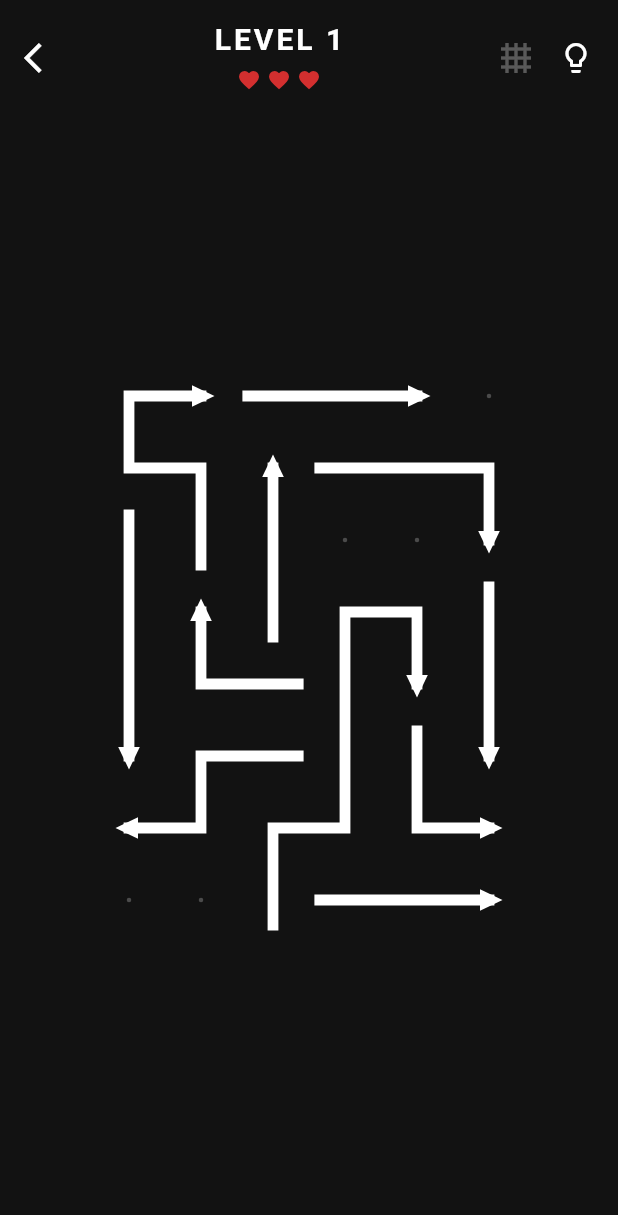
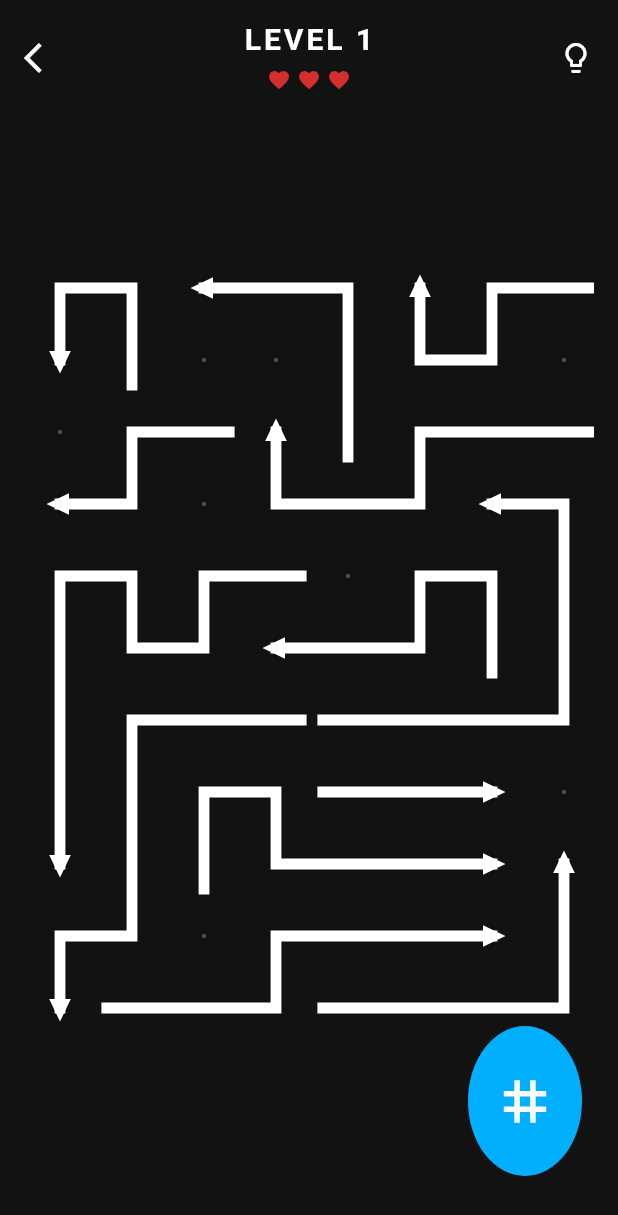
Before and after one commit to Charan-vamshi/niyak_wan_kings, a Flutter app: the screen it shows after launch, after a tap on the "play arrow" icon, on a phone screen of 412 x 824 dp. Shown: the top 1215 px of the screen. Run offline on Flutter 3.47's test engine with Material 3 defaults, Android fonts, the light colour scheme and no system bars; our stand-ins replace shared_preferences.

Commit message:
Implement infinite canvas, DAG level generator, smart laser button, and sticky collision states

```diff
--- a/lib/components/arrow_painter.dart
+++ b/lib/components/arrow_painter.dart
@@ -23,9 +23,14 @@ class ArrowPainter extends CustomPainter {
   void paint(Canvas canvas, Size size) {
     // 0. Draw Guide Lines (Tangents) if enabled
     if (showGuideLines) {
-      final linePaint = Paint()
-        ..color = isDark ? Colors.white24 : Colors.black26
-        ..strokeWidth = 1.5
+      final normalLinePaint = Paint()
+        ..color = isDark ? const Color(0xFF333333) : const Color(0xFFD0D0D0)
+        ..strokeWidth = cellSize * 0.15
+        ..style = PaintingStyle.stroke;
+
+      final stuckLinePaint = Paint()
+        ..color = const Color(0xFFD32F2F) // Red for stuck lasers
+        ..strokeWidth = cellSize * 0.15
         ..style = PaintingStyle.stroke;
 
       for (final arrow in arrows) {
@@ -35,14 +40,14 @@ class ArrowPainter extends CustomPainter {
         Offset target = headCenter;
 
         switch (arrow.direction) {
-          case ArrowDirection.up:    target = Offset(headCenter.dx, 0); break;
-          case ArrowDirection.down:  target = Offset(headCenter.dx, rows * cellSize); break;
-          case ArrowDirection.left:  target = Offset(0, headCenter.dy); break;
-          case ArrowDirection.right: target = Offset(cols * cellSize, headCenter.dy); break;
+          case ArrowDirection.up:    target = Offset(headCenter.dx, -10000); break;
+          case ArrowDirection.down:  target = Offset(headCenter.dx, 10000); break;
+          case ArrowDirection.left:  target = Offset(-10000, headCenter.dy); break;
+          case ArrowDirection.right: target = Offset(10000, headCenter.dy); break;
         }
 
         // Draw the laser line from the head to the edge of the board
-        canvas.drawLine(headCenter, target, linePaint);
+        canvas.drawLine(headCenter, target, arrow.isStuck ? stuckLinePaint : normalLinePaint);
       }
     }
 
@@ -145,8 +150,8 @@ class ArrowPainter extends CustomPainter {
     // 3. Define colors (Thin solid styling)
     Color baseColor;
 
-    if (arrow.state == ArrowState.collided) {
-      baseColor = const Color(0xFFD32F2F); // Red for collision
+    if (arrow.state == ArrowState.collided || arrow.isStuck) {
+      baseColor = const Color(0xFFD32F2F); // Red for collision or stuck
     } else {
       baseColor = isDark ? Colors.white : Colors.black;
     }
--- a/lib/core/arrow_model.dart
+++ b/lib/core/arrow_model.dart
@@ -30,9 +30,10 @@ class GridPosition {
 class ArrowModel {
   final int id;
   final List<GridPosition> cells;
-  final ArrowDirection direction;
+  ArrowDirection direction;
   ArrowState state;
   double animOffset;
+  bool isStuck;
 
   ArrowModel({
     required this.id,
@@ -40,6 +41,7 @@ class ArrowModel {
     required this.direction,
     this.state = ArrowState.idle,
     this.animOffset = 0,
+    this.isStuck = false,
   });
 
   GridPosition get head => cells[0];
--- a/lib/core/game_state.dart
+++ b/lib/core/game_state.dart
@@ -24,6 +24,7 @@ class GameState extends ChangeNotifier {
   bool get showGuideLines => _showGuideLines;
   bool get isGameOver => _lives <= 0;
   DifficultyType get currentDifficulty => getDifficulty(_currentLevel);
+  int get maxLives => currentDifficulty == DifficultyType.nightmare ? 5 : 3;
 
   Future<void> load() async {
     final prefs = await SharedPreferences.getInstance();
@@ -50,7 +51,7 @@ class GameState extends ChangeNotifier {
   void toggleGuideLines() { _showGuideLines = !_showGuideLines; notifyListeners(); }
 
   void resetLevelState() {
-    _lives = 3;
+    _lives = maxLives;
     _hintsLeft = 2;
     _currentStreak = 0;
     notifyListeners();
@@ -79,7 +80,7 @@ class GameState extends ChangeNotifier {
   }
 
   void restartLevel() {
-    _lives = 3;
+    _lives = maxLives;
     _hintsLeft = 2;
     _currentStreak = 0;
     notifyListeners();
--- a/lib/core/level_config.dart
+++ b/lib/core/level_config.dart
@@ -19,28 +19,31 @@ class LevelConfig {
     final cycle = ((level - 1) ~/ 5) + 1;
     switch (difficulty) {
       case DifficultyType.easy:
+        // Previous 'Hard' size
         return LevelConfig(
-          gridRows: 7 + cycle,
-          gridCols: 5 + cycle,
-          arrowCount: 9999,
-          minArrowLength: 2,
-          maxArrowLength: 8,
+          gridRows: 10 + cycle,
+          gridCols: 7 + cycle,
+          arrowCount: 9999, // Uncapped for dense packing
+          minArrowLength: 3,
+          maxArrowLength: 10,
         );
       case DifficultyType.hard:
+        // Previous 'Nightmare' size
         return LevelConfig(
-          gridRows: 14 + cycle,
+          gridRows: 12 + cycle,
           gridCols: 10 + cycle,
           arrowCount: 9999,
-          minArrowLength: 2,
-          maxArrowLength: 6,
+          minArrowLength: 3,
+          maxArrowLength: 15,
         );
       case DifficultyType.nightmare:
+        // Gigantic size, requires panning to see
         return LevelConfig(
-          gridRows: 22 + cycle,
-          gridCols: 16 + cycle,
+          gridRows: 35 + cycle * 2,
+          gridCols: 25 + cycle * 2,
           arrowCount: 9999,
-          minArrowLength: 2,
-          maxArrowLength: 5,
+          minArrowLength: 3,
+          maxArrowLength: 25, // Significantly longer arrows to snake across the massive grid
         );
     }
   }
--- a/lib/game/game_controller.dart
+++ b/lib/game/game_controller.dart
@@ -42,6 +42,7 @@ class GameController extends ChangeNotifier {
       return TapResult.extracted;
     } else {
       arrow.state = ArrowState.collided;
+      arrow.isStuck = true;
       gameState.onWrongTap();
       notifyListeners();
       return TapResult.collided;
--- a/lib/game/level_generator.dart
+++ b/lib/game/level_generator.dart
@@ -36,8 +36,9 @@ class LevelGenerator {
     int id = 0;
 
     int failedAttempts = 0;
+    Map<int, Set<int>> dependencyGraph = {};
 
-    while (arrows.length < config.arrowCount && failedAttempts < 5000) {
+    while (arrows.length < config.arrowCount && failedAttempts < 20000) {
       final headRow = random.nextInt(rows);
       final headCol = random.nextInt(cols);
       final headKey = '${headRow}_$headCol';
@@ -48,14 +49,9 @@ class LevelGenerator {
 
       final direction = ArrowDirection.values[random.nextInt(4)];
 
-      if (!_isExitPathClear(headRow, headCol, direction, occupiedMap, rows, cols)) {
-        failedAttempts++;
-        continue;
-      }
-
-      // Standard dense maze packing lengths
-      final currentMinL = 3;
-      final currentMaxL = 10;
+      // Standard dense maze packing lengths based on difficulty
+      final currentMinL = config.minArrowLength;
+      final currentMaxL = config.maxArrowLength;
 
       final cells = _buildSnake(
         headRow: headRow,
@@ -74,7 +70,61 @@ class LevelGenerator {
         continue;
       }
 
-      // Success! Reset failed attempts.
+      // ---------------------------------------------------------
+      // DAG Dependency Checking for Deep Complexity
+      // ---------------------------------------------------------
+      final tempGraph = <int, Set<int>>{};
+      dependencyGraph.forEach((k, v) => tempGraph[k] = Set.from(v));
+      tempGraph[id] = <int>{};
+
+      // 1. What does the new arrow (id) depend on?
+      int er = cells.first.row;
+      int ec = cells.first.col;
+      while (true) {
+        switch (direction) {
+          case ArrowDirection.up:    er--; break;
+          case ArrowDirection.down:  er++; break;
+          case ArrowDirection.left:  ec--; break;
+          case ArrowDirection.right: ec++; break;
+        }
+        if (er < 0 || er >= rows || ec < 0 || ec >= cols) break;
+        final key = '${er}_$ec';
+        if (occupiedMap.containsKey(key)) {
+          tempGraph[id]!.add(occupiedMap[key]!);
+        }
+      }
+
+      // 2. Which existing arrows depend on the new arrow?
+      final nBodyKeys = cells.map((c) => c.toString()).toSet();
+      for (final existing in arrows) {
+        int exr = existing.cells.first.row;
+        int exc = existing.cells.first.col;
+        while (true) {
+          switch (existing.direction) {
+            case ArrowDirection.up:    exr--; break;
+            case ArrowDirection.down:  exr++; break;
+            case ArrowDirection.left:  exc--; break;
+            case ArrowDirection.right: exc++; break;
+          }
+          if (exr < 0 || exr >= rows || exc < 0 || exc >= cols) break;
+
+          if (nBodyKeys.contains('${exr}_$exc')) {
+            if (!tempGraph.containsKey(existing.id)) {
+              tempGraph[existing.id] = <int>{};
+            }
+            tempGraph[existing.id]!.add(id);
+          }
+        }
+      }
+
+      // 3. Reject if adding this arrow creates a deadlock cycle
+      if (_hasCycle(tempGraph)) {
+        failedAttempts++;
+        continue;
+      }
+
+      // Success! Update graph and place arrow.
+      dependencyGraph = tempGraph;
       failedAttempts = 0;
 
       for (final cell in cells) {
@@ -87,22 +137,33 @@ class LevelGenerator {
     return LevelData(arrows: arrows, rows: rows, cols: cols);
   }
 
-  static bool _isExitPathClear(
-    int row, int col, ArrowDirection dir,
-    Map<String, int> occupied, int rows, int cols,
-  ) {
-    int r = row;
-    int c = col;
-    while (true) {
-      switch (dir) {
-        case ArrowDirection.up:    r--; break;
-        case ArrowDirection.down:  r++; break;
-        case ArrowDirection.left:  c--; break;
-        case ArrowDirection.right: c++; break;
+  static bool _hasCycle(Map<int, Set<int>> graph) {
+    final visited = <int>{};
+    final recStack = <int>{};
+
+    bool dfs(int node) {
+      if (recStack.contains(node)) return true;
+      if (visited.contains(node)) return false;
+
+      visited.add(node);
+      recStack.add(node);
+
+      if (graph.containsKey(node)) {
+        for (final neighbor in graph[node]!) {
+          if (dfs(neighbor)) return true;
+        }
       }
-      if (r < 0 || r >= rows || c < 0 || c >= cols) return true;
-      if (occupied.containsKey('${r}_$c')) return false;
+
+      recStack.remove(node);
+      return false;
     }
+
+    for (final node in graph.keys) {
+      if (!visited.contains(node)) {
+        if (dfs(node)) return true;
+      }
+    }
+    return false;
   }
 
   static List<GridPosition> _buildSnake({
--- a/lib/screens/game_screen.dart
+++ b/lib/screens/game_screen.dart
@@ -5,6 +5,7 @@ import '../core/arrow_model.dart';
 import '../game/game_controller.dart';
 import '../components/arrow_painter.dart';
 import '../ui/hud.dart';
+import '../ui/laser_button.dart';
 import 'level_complete_screen.dart';
 import 'game_over_screen.dart';
 
@@ -22,6 +23,7 @@ class _GameScreenState extends State<GameScreen> with TickerProviderStateMixin {
   bool _showGameOver = false;
 
   final Set<AnimationController> _activeControllers = {};
+  final ValueNotifier<int> _tapNotifier = ValueNotifier<int>(0);
 
   @override
   void initState() {
@@ -49,6 +51,7 @@ class _GameScreenState extends State<GameScreen> with TickerProviderStateMixin {
     for (final controller in _activeControllers) {
       controller.dispose();
     }
+    _tapNotifier.dispose();
     super.dispose();
   }
 
@@ -73,16 +76,24 @@ class _GameScreenState extends State<GameScreen> with TickerProviderStateMixin {
 
     if (targetArrow == null) return;
 
+    _tapNotifier.value++; // Notify the LaserButton timer that a tap occurred
+
+    // Auto-hide lasers when the player taps an arrow to hide processing and keep UI clean
+    if (widget.gameState.showGuideLines) {
+      widget.gameState.toggleGuideLines();
+    }
+
     final result = _controller.onArrowTapped(targetArrow);
 
     if (result == TapResult.extracted) {
       final controller = AnimationController(
         vsync: this,
-        duration: const Duration(milliseconds: 1800), // Slower, relaxed speed
+        duration: const Duration(milliseconds: 1400), // Slightly faster but accelerates
       );
       _activeControllers.add(controller);
 
-      final curve = CurvedAnimation(parent: controller, curve: Curves.easeOutCubic);
+      // Realistic extraction: Start from standstill and accelerate
+      final curve = CurvedAnimation(parent: controller, curve: Curves.easeIn);
 
       controller.addListener(() {
         setState(() {
@@ -106,13 +117,17 @@ class _GameScreenState extends State<GameScreen> with TickerProviderStateMixin {
   void _startWiggle(ArrowModel targetArrow) {
     final controller = AnimationController(
       vsync: this,
-      duration: const Duration(milliseconds: 300),
+      duration: const Duration(milliseconds: 500), // Longer duration to allow the spring to settle
     );
     _activeControllers.add(controller);
 
     controller.addListener(() {
       setState(() {
-        targetArrow.animOffset = sin(controller.value * pi * 3) * 0.1;
+        // Realistic Spring Physics:
+        // Damped harmonic oscillator formula: A * sin(wt) * e^(-dt)
+        // This gives a hard hit into the wall, a slight elastic bounce back, and smooth settling.
+        final t = controller.value;
+        targetArrow.animOffset = 0.15 * sin(t * pi * 4) * exp(-t * 4);
       });
     });
 
@@ -146,20 +161,27 @@ class _GameScreenState extends State<GameScreen> with TickerProviderStateMixin {
       body: Stack(
         children: [
           SafeArea(
-            child: Center(
             child: Padding(
               padding: const EdgeInsets.only(top: 80, bottom: 40, left: 16, right: 16),
-                child: InteractiveViewer(
-                  minScale: 1.0,
+              child: ClipRect(
+                child: LayoutBuilder(
+                  builder: (context, constraints) {
+                  return InteractiveViewer(
+                    minScale: 0.15, // Allow zooming out very far to see the massive grid
                     maxScale: 5.0,
-                  boundaryMargin: const EdgeInsets.symmetric(horizontal: 120, vertical: 120),
-                  clipBehavior: Clip.none, // Allows zooming to overflow the padding for a premium feel
-                  child: FittedBox(
-                    fit: BoxFit.contain,
+                    boundaryMargin: const EdgeInsets.symmetric(horizontal: 300, vertical: 300),
+                    clipBehavior: Clip.none,
+                    constrained: false, // Critical: Allows the grid to be larger than the screen
+                    child: Container(
+                      constraints: BoxConstraints(
+                        minWidth: constraints.maxWidth,
+                        minHeight: constraints.maxHeight,
+                      ),
+                      alignment: Alignment.center,
                       child: GestureDetector(
                         onTapUp: (details) => _onTapUp(details, 1.0, Offset.zero),
                         child: Container(
-                        color: Colors.transparent, // Ensure gesture detector captures taps
+                          color: Colors.transparent,
                           width: gridW,
                           height: gridH,
                           child: CustomPaint(
@@ -175,6 +197,8 @@ class _GameScreenState extends State<GameScreen> with TickerProviderStateMixin {
                         ),
                       ),
                     ),
+                  );
+                }
               ),
               ),
             ),
@@ -187,6 +211,15 @@ class _GameScreenState extends State<GameScreen> with TickerProviderStateMixin {
               totalArrows: _controller.levelData.arrows.length,
               onHintPressed: _onHintPressed,
               onExitPressed: _onExitPressed,
+            ),
+          ),
+
+          Positioned(
+            bottom: 40,
+            right: 24,
+            child: LaserButton(
+              gameState: widget.gameState,
+              tapNotifier: _tapNotifier,
             ),
           ),
 
--- a/lib/ui/hud.dart
+++ b/lib/ui/hud.dart
@@ -46,7 +46,7 @@ class HudWidget extends StatelessWidget {
                             letterSpacing: 2)),
                     Row(
                       mainAxisSize: MainAxisSize.min,
-                      children: List.generate(3, (i) => Padding(
+                      children: List.generate(gameState.maxLives, (i) => Padding(
                         padding: const EdgeInsets.symmetric(horizontal: 2, vertical: 4),
                         child: Icon(
                           i < gameState.lives ? Icons.favorite : Icons.favorite_border,
@@ -63,12 +63,6 @@ class HudWidget extends StatelessWidget {
                   mainAxisSize: MainAxisSize.min,
                   children: [
                     GestureDetector(
-                      onTap: gameState.toggleGuideLines,
-                      child: Icon(Icons.grid_4x4,
-                          color: gameState.showGuideLines ? fg : fg.withAlpha(76), size: 24),
-                    ),
-                    const SizedBox(width: 16),
-                    GestureDetector(
                       onTap: gameState.hintsLeft > 0 ? onHintPressed : null,
                       child: Icon(Icons.lightbulb_outline,
                           color: gameState.hintsLeft > 0 ? fg : fg.withAlpha(76), size: 24),
--- /dev/null
+++ b/lib/ui/laser_button.dart
@@ -0,0 +1,131 @@
+import 'dart:async';
+import 'dart:math';
+import 'package:flutter/material.dart';
+import '../core/game_state.dart';
+
+class LaserButton extends StatefulWidget {
+  final GameState gameState;
+  final ValueNotifier<int> tapNotifier;
+
+  const LaserButton({
+    super.key,
+    required this.gameState,
+    required this.tapNotifier,
+  });
+
+  @override
+  State<LaserButton> createState() => _LaserButtonState();
+}
+
+class _LaserButtonState extends State<LaserButton> with SingleTickerProviderStateMixin {
+  late AnimationController _shakeController;
+  Timer? _idleTimer;
+
+  @override
+  void initState() {
+    super.initState();
+    _shakeController = AnimationController(
+      vsync: this,
+      duration: const Duration(milliseconds: 1000),
+    );
+
+    widget.tapNotifier.addListener(_onGridTap);
+    widget.gameState.addListener(_onGameStateChange);
+    _resetTimer();
+  }
+
+  @override
+  void dispose() {
+    _idleTimer?.cancel();
+    _shakeController.dispose();
+    widget.tapNotifier.removeListener(_onGridTap);
+    widget.gameState.removeListener(_onGameStateChange);
+    super.dispose();
+  }
+
+  void _onGridTap() {
+    _resetTimer();
+  }
+
+  void _onGameStateChange() {
+    // If the user turns the lasers ON, stop shaking immediately.
+    if (widget.gameState.showGuideLines) {
+      _idleTimer?.cancel();
+      _shakeController.reset();
+    } else {
+      _resetTimer();
+    }
+  }
+
+  void _resetTimer() {
+    _idleTimer?.cancel();
+    _shakeController.reset();
+
+    if (widget.gameState.showGuideLines) return;
+
+    _idleTimer = Timer(const Duration(seconds: 10), () {
+      if (mounted && !widget.gameState.showGuideLines) {
+        _shakeController.forward(from: 0.0);
+      }
+    });
+  }
+
+  @override
+  Widget build(BuildContext context) {
+    return AnimatedBuilder(
+      animation: Listenable.merge([_shakeController, widget.gameState]),
+      builder: (context, child) {
+        final isOn = widget.gameState.showGuideLines;
+
+        // Shake physics: A combination of translation and slight rotation
+        final t = _shakeController.value;
+        final shakeOffset = sin(t * pi * 10) * 6.0; // 5 back-and-forth shakes per cycle
+        final shakeAngle = sin(t * pi * 10) * 0.1;
+
+        Widget button = GestureDetector(
+          onTap: widget.gameState.toggleGuideLines,
+          child: Container(
+            width: 76,
+            height: 100, // Increased vertical oval size
+            decoration: BoxDecoration(
+              color: const Color(0xFF00B0FF), // Bright Blue always
+              borderRadius: const BorderRadius.all(Radius.elliptical(38, 50)), // Perfect egg curve for 76x100
+              boxShadow: _shakeController.isAnimating
+                  ? [
+                      BoxShadow(
+                        color: const Color(0xFF00B0FF).withOpacity(0.6), // Aura only during shake
+                        blurRadius: 20,
+                        spreadRadius: 2,
+                      )
+                    ]
+                  : [],
+              border: Border.all(
+                color: isOn ? Colors.white : Colors.transparent,
+                width: 2,
+              ),
+            ),
+            child: Center(
+              child: Icon(
+                Icons.grid_3x3, // The # (cross) logo
+                color: Colors.white, // Always white
+                size: 42,
+              ),
+            ),
+          ),
+        );
+
+        if (_shakeController.isAnimating) {
+          button = Transform.translate(
+            offset: Offset(shakeOffset, 0),
+            child: Transform.rotate(
+              angle: shakeAngle,
+              child: button,
+            ),
+          );
+        }
+
+        return button;
+      },
+    );
+  }
+}
```
Lines whose indentation alone changed are shown as unchanged.
